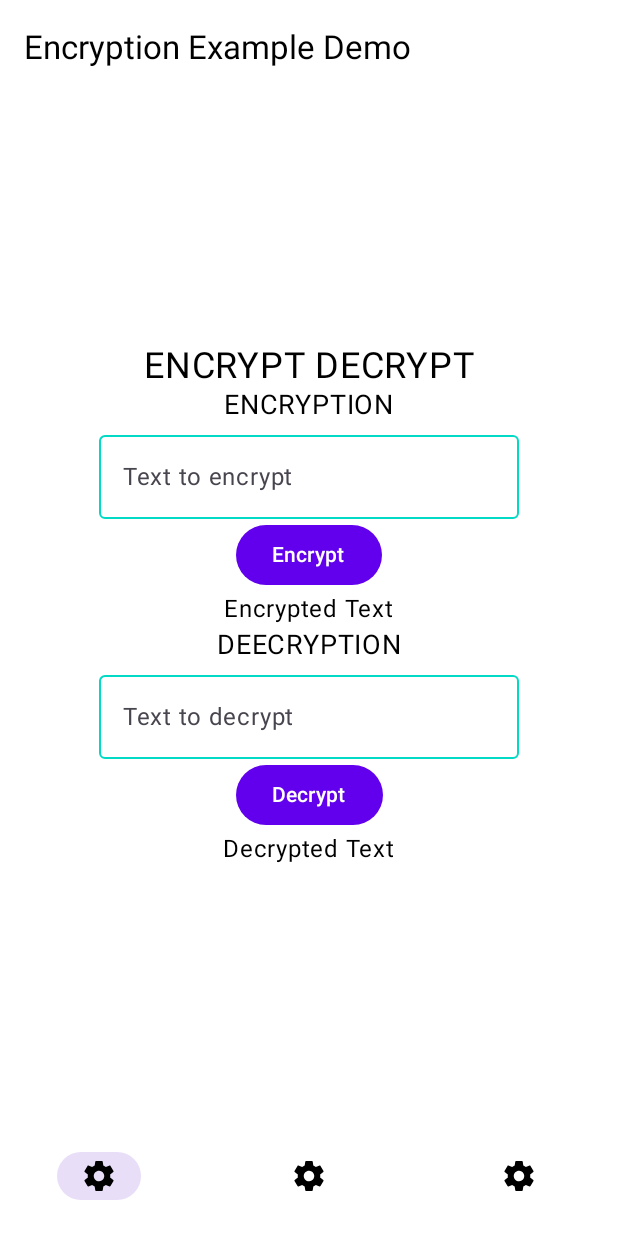
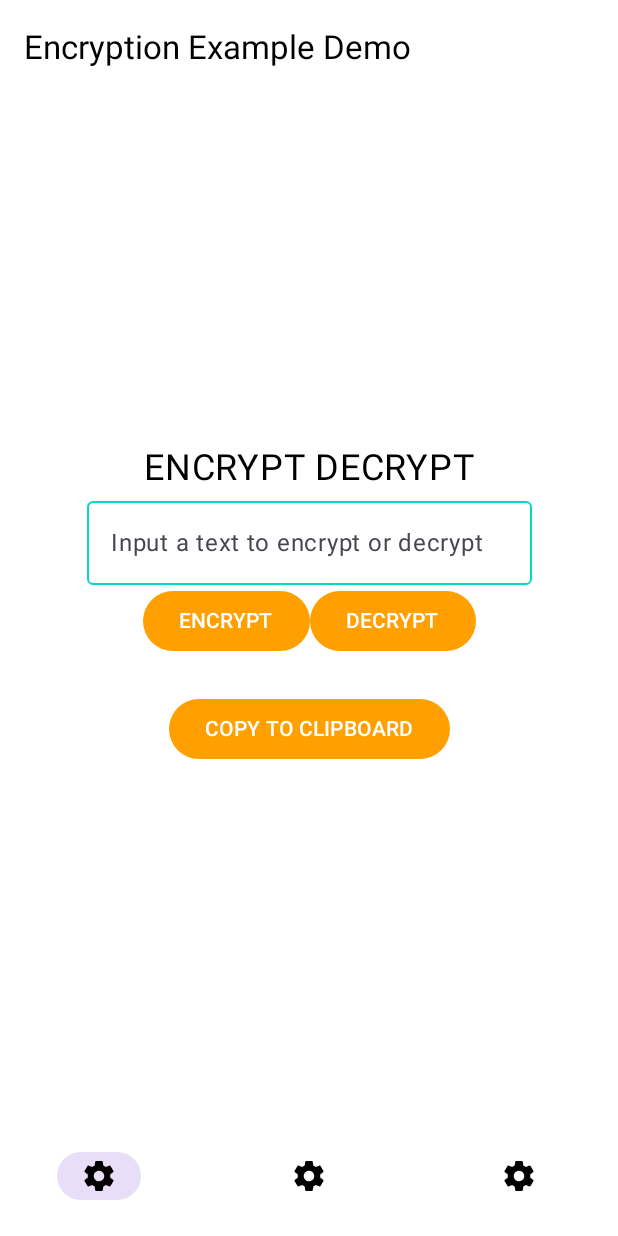
Before and after one commit to ClarkStoro/AndroidEncryptionExamples, an Android app built with Jetpack Compose: the ENCRYPT_DECRYPT screen opened through its navigation route, on a phone screen of 412 x 824 dp. Run offline under Robolectric (Android 15) with nearby library versions, the phone set to English and light mode, and no system bars; our stand-ins replace Dagger/Hilt's generated code, Timber.

Commit message:
Page 1 working

```diff
--- a/app/src/main/java/com/clarkstoro/encryptionexample/presentation/encrypt_decrypt/EncryptDecryptScreen.kt
+++ b/app/src/main/java/com/clarkstoro/encryptionexample/presentation/encrypt_decrypt/EncryptDecryptScreen.kt
@@ -2,12 +2,17 @@ package com.clarkstoro.encryptionexample.presentation.encrypt_decrypt
 
 import androidx.compose.foundation.layout.Arrangement
 import androidx.compose.foundation.layout.Column
+import androidx.compose.foundation.layout.Row
 import androidx.compose.foundation.layout.Spacer
 import androidx.compose.foundation.layout.fillMaxSize
 import androidx.compose.foundation.shape.CornerSize
 import androidx.compose.foundation.shape.RoundedCornerShape
 import androidx.compose.foundation.text.KeyboardActions
 import androidx.compose.foundation.text.KeyboardOptions
+import androidx.compose.material.Icon
+import androidx.compose.material.IconButton
+import androidx.compose.material.icons.Icons
+import androidx.compose.material.icons.filled.Clear
 import androidx.compose.material3.Button
 import androidx.compose.material3.ExperimentalMaterial3Api
 import androidx.compose.material3.MaterialTheme
@@ -15,20 +20,38 @@ import androidx.compose.material3.OutlinedTextField
 import androidx.compose.material3.Text
 import androidx.compose.material3.TextFieldDefaults
 import androidx.compose.runtime.Composable
+import androidx.compose.runtime.collectAsState
+import androidx.compose.runtime.getValue
+import androidx.compose.runtime.mutableStateOf
+import androidx.compose.runtime.remember
+import androidx.compose.runtime.setValue
 import androidx.compose.ui.Alignment
 import androidx.compose.ui.Modifier
+import androidx.compose.ui.platform.LocalContext
 import androidx.compose.ui.platform.LocalFocusManager
+import androidx.compose.ui.res.stringResource
 import androidx.compose.ui.text.input.ImeAction
 import androidx.compose.ui.text.input.KeyboardType
 import androidx.compose.ui.text.input.VisualTransformation
 import androidx.compose.ui.unit.sp
+import com.clarkstoro.encryptionexample.R
 import com.clarkstoro.encryptionexample.presentation.HomeScreenViewModel
+import com.clarkstoro.encryptionexample.presentation.common.BoilerplateDefaultButton
+import com.clarkstoro.encryptionexample.presentation.common.copyToClipboard
 import com.clarkstoro.encryptionexample.ui.theme.Dimens
 import com.clarkstoro.encryptionexample.ui.theme.Orange500
 import com.clarkstoro.encryptionexample.ui.theme.Teal200
 
 @Composable
 fun EncryptDecryptScreen(viewModel: HomeScreenViewModel) {
+    val context = LocalContext.current
+
+    val textResult = viewModel.cipherTextResultFlow.collectAsState().value
+
+    var textToEncryptDecrypt by remember {
+        mutableStateOf("")
+    }
+
     Column(
         modifier = Modifier.fillMaxSize(),
         verticalArrangement = Arrangement.Center,
@@ -41,45 +64,52 @@ fun EncryptDecryptScreen(viewModel: HomeScreenViewModel) {
             color = MaterialTheme.colorScheme.onSecondary
         )
         Spacer(modifier = Modifier)
+
+        InputItem(
+            value = textToEncryptDecrypt,
+            label = stringResource(id = R.string.encrypt_decrypt_hint),
+            trailingIcon = {
+                when {
+                    textToEncryptDecrypt.isNotBlank() -> {
+                        IconButton(onClick = { textToEncryptDecrypt = "" }) {
+                            Icon(imageVector = Icons.Filled.Clear, contentDescription = stringResource(id = com.google.android.material.R.string.clear_text_end_icon_content_description))
+                        }
+                    }
+                    else -> {}
+                }
+            }
+        ) {
+            textToEncryptDecrypt = it
+        }
+        Spacer(modifier = Modifier)
+
+        Row(
+            verticalAlignment = Alignment.CenterVertically,
+            horizontalArrangement = Arrangement.Center
+        ) {
+            BoilerplateDefaultButton(
+                textId = R.string.btn_encrypt
+            ) {
+                viewModel.encryptText(textToEncryptDecrypt)
+            }
+            BoilerplateDefaultButton(
+                textId = R.string.btn_decrypt
+            ) {
+                viewModel.decrypt(textToEncryptDecrypt)
+            }
+        }
+        Spacer(modifier = Modifier)
         Text(
-            text = "ENCRYPTION",
-            modifier = Modifier,
-            fontSize = 18.sp,
-            color = MaterialTheme.colorScheme.onSecondary
-        )
-        InputItem(
-            value = "",
-            label = "Text to encrypt"
-        ) {}
-        Spacer(modifier = Modifier)
-        Button(onClick = { /*TODO*/ }) {
-            Text(text = "Encrypt")
-        }
-        Text(
-            text = "Encrypted Text",
+            text = textResult,
             modifier = Modifier,
             color = MaterialTheme.colorScheme.onSecondary
         )
         Spacer(modifier = Modifier)
-        Spacer(modifier = Modifier)
-        Text(
-            text = "DEECRYPTION",
-            modifier = Modifier,
-            fontSize = 18.sp,
-            color = MaterialTheme.colorScheme.onSecondary
-        )
-        InputItem(
-            value = "",
-            label = "Text to decrypt"
-        ) {}
-        Button(onClick = { /*TODO*/ }) {
-            Text(text = "Decrypt")
+        BoilerplateDefaultButton(
+            textId = R.string.btn_copy_to_clipboard
+        ) {
+            copyToClipboard(context, "Result", textResult)
         }
-        Text(
-            text = "Decrypted Text",
-            modifier = Modifier,
-            color = MaterialTheme.colorScheme.onSecondary
-        )
     }
 }
 
--- a/app/src/main/res/values/strings.xml
+++ b/app/src/main/res/values/strings.xml
@@ -26,4 +26,9 @@
     <string name="bottom_nav_page1">Encrypt/Decrypt</string>
     <string name="bottom_nav_page2">Save/Retrieve</string>
     <string name="bottom_nav_page3">Fingerprint</string>
+
+    <string name="btn_encrypt">ENCRYPT</string>
+    <string name="btn_decrypt">DECRYPT</string>
+    <string name="btn_copy_to_clipboard">COPY TO CLIPBOARD</string>
+    <string name="encrypt_decrypt_hint">Input a text to encrypt or decrypt</string>
 </resources>
```
Also changed, not shown: app/src/main/java/com/clarkstoro/encryptionexample/presentation/HomeScreenViewModel.kt (+22 -7 lines), app/src/main/java/com/clarkstoro/encryptionexample/presentation/common/UICommonFunctions.kt (+9 -0 lines).
